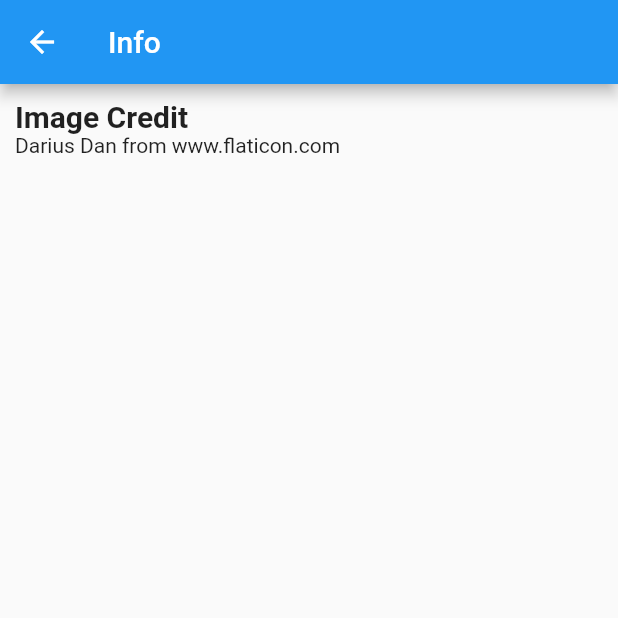
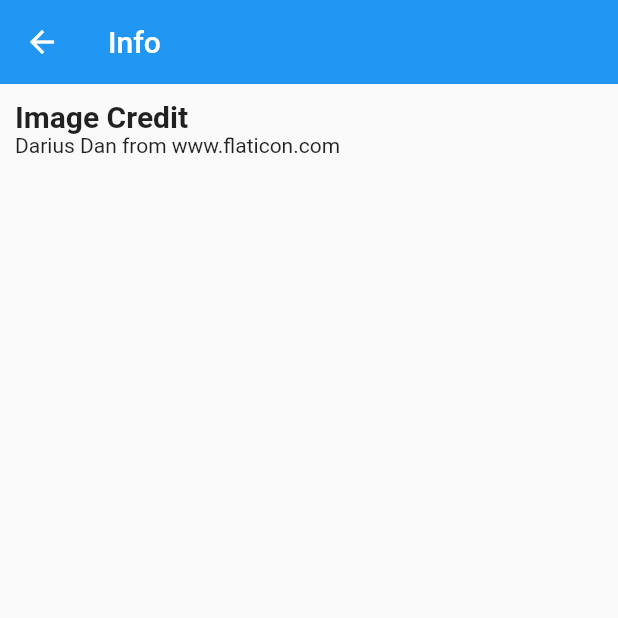
Before and after one commit to alex-sandri/keep-pterodactyls-away, a Flutter app: the screen it shows after launch, after a tap on the "info outline" icon, on a phone screen of 412 x 824 dp, the top half of it. Run offline on Flutter 3.47's test engine with Material 2 defaults, Android fonts, the phone set to English and light mode, and no system bars; our stand-ins replace flutter_svg.

Commit message:
Update theme

```diff
--- a/lib/main.dart
+++ b/lib/main.dart
@@ -19,6 +19,18 @@ class MyApp extends StatelessWidget {
     return MaterialApp(
       title: "Keep Pterodactyls Away",
       debugShowCheckedModeBanner: false,
+      theme: ThemeData.light().copyWith(
+        primaryColor: Colors.orange,
+        appBarTheme: AppBarTheme(
+          elevation: 0,
+        ),
+      ),
+      darkTheme: ThemeData.dark().copyWith(
+        primaryColor: Colors.orange,
+        appBarTheme: AppBarTheme(
+          elevation: 0,
+        ),
+      ),
       home: Scaffold(
         appBar: AppBar(
           title: Text("Keep Pterodactyls Away"),
```
